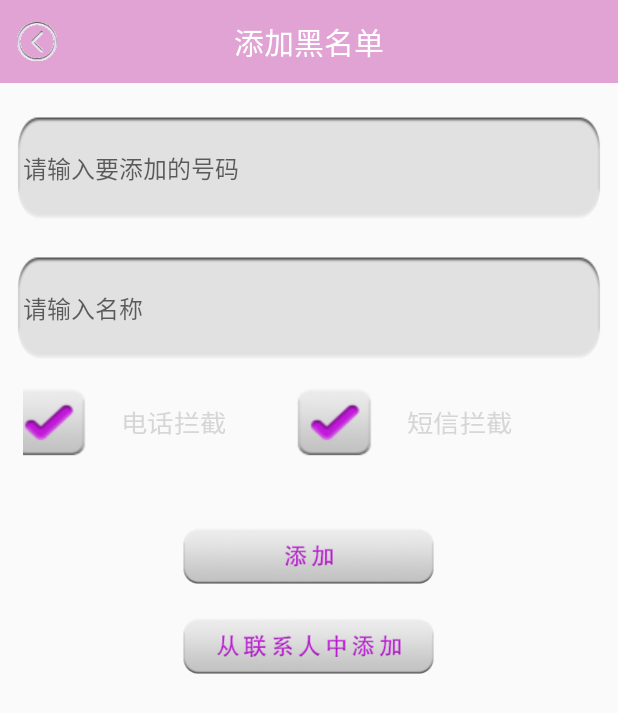
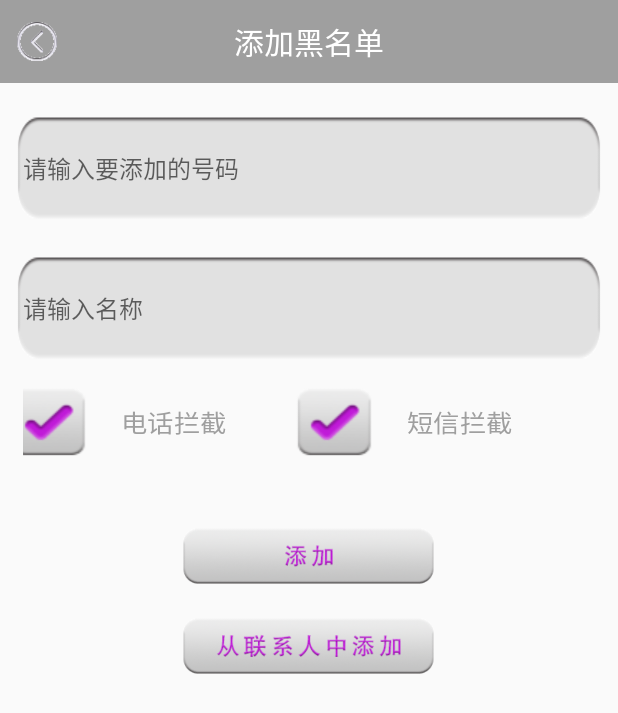
Before and after one commit to pangzi868/MobileGuard, an Android app: the AddBlackNumberActivity screen opened directly, with no data from a screen before it, on a phone screen of 412 x 824 dp. Shown: the top 713 px of the screen. Run offline under Robolectric (Android 15) with nearby library versions, the phone set to English and light mode, and no system bars.

Commit message:
11.05求别撞车！！！

```diff
--- a/app/src/main/java/cn/edu/gdmec/android/mobileguard/m3communicationguard/AddBlackNumberActivity.java
+++ b/app/src/main/java/cn/edu/gdmec/android/mobileguard/m3communicationguard/AddBlackNumberActivity.java
@@ -23,7 +23,7 @@ public class AddBlackNumberActivity extends AppCompatActivity implements View.On
     private EditText mNameET;
     private BlackNumberDao dao;
     private void initView(){
-        findViewById(R.id.rl_titlebar).setBackgroundColor(getResources().getColor(R.color.bright_pink));
+        findViewById(R.id.rl_titlebar).setBackgroundColor(getResources().getColor(R.color.bright_gray));
         ((TextView)findViewById(R.id.tv_title)).setText("添加黑名单");
         ImageView mLeftImagv = (ImageView) findViewById(R.id.imgv_leftbtn);
         mLeftImagv.setOnClickListener(this);
--- a/app/src/main/java/cn/edu/gdmec/android/mobileguard/m3communicationguard/SecurityPhoneActivity.java
+++ b/app/src/main/java/cn/edu/gdmec/android/mobileguard/m3communicationguard/SecurityPhoneActivity.java
@@ -27,7 +27,7 @@ public class SecurityPhoneActivity extends AppCompatActivity implements View.OnC
     private BlackNumberDao dao = new BlackNumberDao(SecurityPhoneActivity.this);
     private ListView mListView;
     private int pagenumber = 0;
-    private int pagesize = 4;
+    private int pagesize = 20;
     private int totalNumber;
     private List<BlackContactInfo> pageBlackNumber = new ArrayList<BlackContactInfo>();
     private BlackContactAdapte adapter;
@@ -65,7 +65,7 @@ public class SecurityPhoneActivity extends AppCompatActivity implements View.OnC
     }
 
     private void initView() {
-        findViewById(R.id.rl_titlebar).setBackgroundColor(getResources().getColor(R.color.bright_purple));
+        findViewById(R.id.rl_titlebar).setBackgroundColor(getResources().getColor(R.color.bright_gray));
         ImageView mLeftImgv = (ImageView) findViewById(R.id.imgv_leftbtn);
         ((TextView)findViewById(R.id.tv_title)).setText("通讯卫士");
         mLeftImgv.setOnClickListener(this);
--- a/app/src/main/java/cn/edu/gdmec/android/mobileguard/m3communicationguard/adapter/BlackContactAdapte.java
+++ b/app/src/main/java/cn/edu/gdmec/android/mobileguard/m3communicationguard/adapter/BlackContactAdapte.java
@@ -73,8 +73,8 @@ public class BlackContactAdapte extends BaseAdapter {
         }
         holder.mNameTV.setText(contactInfos.get(position).contactName+"("+contactInfos.get(position).phoneNumber+")");
         holder.mModeTV.setText(contactInfos.get(position).getModeString(contactInfos.get(position).mode));
-        holder.mNameTV.setTextColor(context.getResources().getColor(R.color.bright_purple));
-        holder.mModeTV.setTextColor(context.getResources().getColor(R.color.bright_purple));
+        holder.mNameTV.setTextColor(context.getResources().getColor(R.color.bright_gray));
+        holder.mModeTV.setTextColor(context.getResources().getColor(R.color.bright_gray));
         holder.mContactImgv.setBackgroundResource(R.drawable.brightpurple_contact_icon);
         holder.mDeleteView.setOnClickListener(new View.OnClickListener() {
             @Override
--- a/app/src/main/res/layout/activity_add_black_number.xml
+++ b/app/src/main/res/layout/activity_add_black_number.xml
@@ -15,7 +15,7 @@
         android:hint="请输入要添加的号码"
         android:inputType="phone"
         android:paddingLeft="5dp"
-        android:textColor="@color/bright_purple"
+        android:textColor="@color/bright_gray"
         android:textSize="16sp"
         />
     <EditText
@@ -28,7 +28,7 @@
         android:background="@drawable/coner_white_rec"
         android:hint="请输入名称"
         android:paddingLeft="5dp"
-        android:textColor="@color/bright_purple"
+        android:textColor="@color/bright_gray"
         android:textSize="16sp"
         />
     <LinearLayout
@@ -47,7 +47,7 @@
             android:checked="true"
             android:paddingLeft="20dp"
             android:text="电话拦截"
-            android:textColor="@color/bright_purple"
+            android:textColor="@color/bright_gray"
             android:scaleX="1.1"
             android:textSize="16sp"
             />
@@ -60,7 +60,7 @@
             android:checked="true"
             android:paddingLeft="20dp"
             android:text="短信拦截"
-            android:textColor="@color/bright_purple"
+            android:textColor="@color/bright_gray"
             android:scaleX="1.1"
             android:textSize="16sp"
             />
--- a/app/src/main/res/values/colors.xml
+++ b/app/src/main/res/values/colors.xml
@@ -6,6 +6,6 @@
     <!--手机防盗模块需要用到 2017.10.13-->
     <color name="purple">#5542B8</color>
     <!--通讯卫士模块要用到的2017.11.4-->
-    <color name="bright_pink">#e1a3d4</color>
+    <color name="bright_gray">#9f9f9f</color>
     <color name="light_gary">#D1D0CE</color>
 </resources>
```
